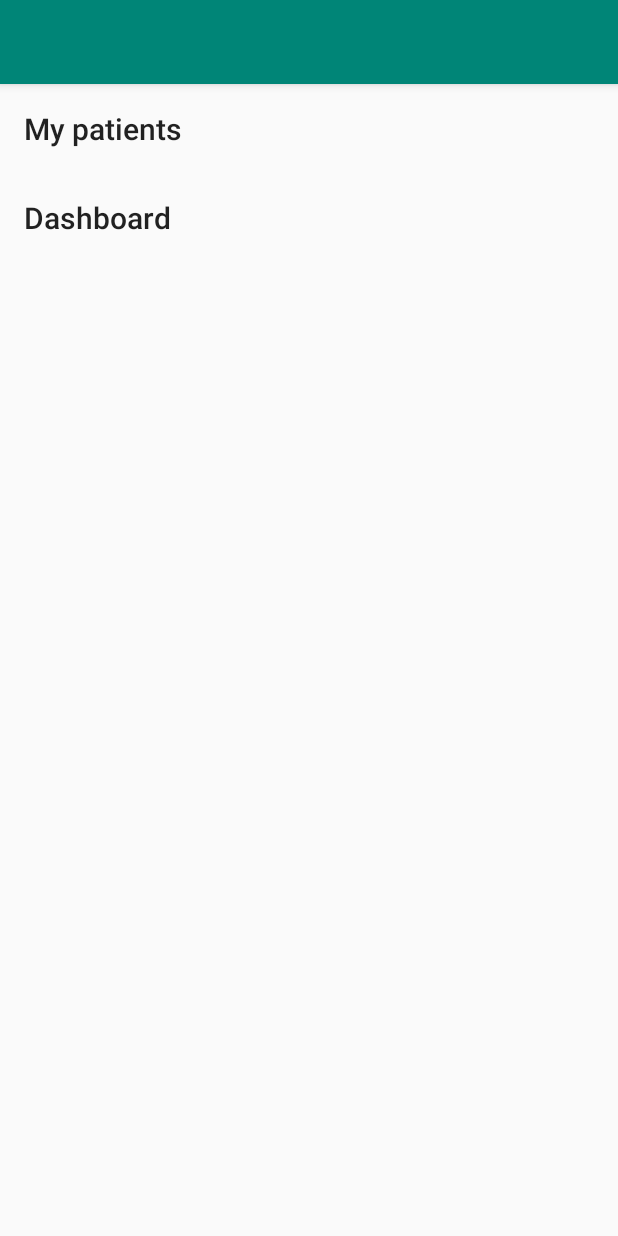
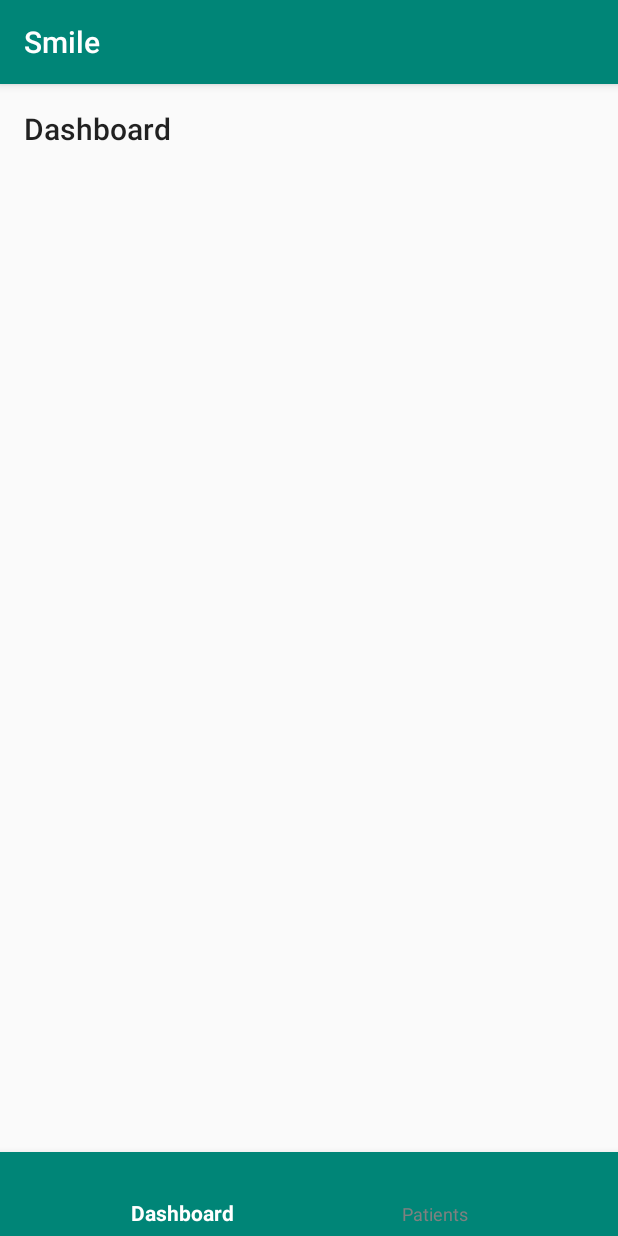
Before and after one commit to asherLZR/safehearts, an Android app: the screen it shows after launch (DashboardActivity), after a tap on "SET PRACTIONER", on a phone screen of 412 x 824 dp. Run offline under Robolectric (Android 15) with nearby library versions, the light colour scheme and no system bars; libraries missing offline, so code that uses them is left out: ca.uhn.fhir, org.hl7.fhir; 3 statements that could not run were skipped.

Commit message:
Refactor and sectioning

```diff
--- a/app/app/build.gradle
+++ b/app/app/build.gradle
@@ -43,4 +43,5 @@ dependencies {
     implementation 'ca.uhn.hapi.fhir:hapi-fhir-android:3.7.0'
     implementation 'ca.uhn.hapi.fhir:hapi-fhir-structures-dstu3:3.7.0'
     implementation 'com.squareup.okhttp:okhttp:2.7.3'
+    implementation 'com.google.android.material:material:1.0.0'
 }
--- a/app/app/src/main/AndroidManifest.xml
+++ b/app/app/src/main/AndroidManifest.xml
@@ -14,6 +14,8 @@
         android:theme="@style/AppTheme"
         android:usesCleartextTraffic="true"
         tools:ignore="GoogleAppIndexingWarning">
+        <activity android:name=".PatientActivity"
+            android:launchMode="singleTop"></activity>
         <activity
             android:name=".MainActivity"
             android:label="@string/app_name"
@@ -24,9 +26,7 @@
                 <category android:name="android.intent.category.LAUNCHER" />
             </intent-filter>
         </activity>
-        <activity android:name=".DashboardActivity"
-            android:theme="@style/AppTheme.NoActionBar">
-        </activity>
+        <activity android:name=".DashboardActivity" android:launchMode="singleTop"></activity>
     </application>
 
 </manifest>
--- a/app/app/src/main/java/edu/monash/smile/DashboardActivity.java
+++ b/app/app/src/main/java/edu/monash/smile/DashboardActivity.java
@@ -2,35 +2,45 @@ package edu.monash.smile;
 
 import android.content.Intent;
 import android.os.Bundle;
-import android.view.View;
 import android.widget.ListView;
 
-import androidx.annotation.Nullable;
 import androidx.appcompat.app.AppCompatActivity;
 
+import com.google.android.material.bottomnavigation.BottomNavigationView;
+
 import java.util.ArrayList;
+
 import edu.monash.smile.observerPattern.Observer;
 
 public class DashboardActivity extends AppCompatActivity implements Observer {
     private static final String TAG = "MainActivity";
-    private final PatientController controller = new PatientController();
-    private PatientArrayAdapter patientAdapter;
+    public static final PatientController controller = new PatientController();
     private StatusCardAdapter statusCardAdapter;
 
+    int practitionerId;
+
     @Override
-    protected void onCreate(@Nullable Bundle savedInstanceState) {
+    protected void onCreate(Bundle savedInstanceState) {
         super.onCreate(savedInstanceState);
 
         setContentView(R.layout.activity_main);
 
         Bundle b = getIntent().getExtras();
         assert b != null;
-        int practitionerId = b.getInt("practitionerId");
+        practitionerId = b.getInt("practitionerId");
 
-        // Set up patient list view
-        patientAdapter = new PatientArrayAdapter(this, new ArrayList<>());
-        ListView patientListView = findViewById(R.id.patientListView);
-        patientListView.setAdapter(patientAdapter);
+        BottomNavigationView nv = findViewById(R.id.bottom_navigation);
+        nv.setOnNavigationItemSelectedListener(item -> {
+            int id = item.getItemId();
+
+            if(id == R.id.my_patients){
+                Intent i = new Intent(DashboardActivity.this, PatientActivity.class);
+                i.putExtra("practitionerId", practitionerId);
+                startActivity(i);
+                return true;
+            }
+            return false;
+        });
 
         // Set up status card list view
         statusCardAdapter = new StatusCardAdapter(this, new ArrayList<>());
@@ -39,15 +49,12 @@ public class DashboardActivity extends AppCompatActivity implements Observer {
 
         // Listen to data events
         controller.attach(this);
-        controller.setUp(practitionerId); // TODO: Pass in practitionerId from the home screen activity
+        controller.setUp(practitionerId);
     }
 
     @Override
     public void update() {
         runOnUiThread(() -> {
-            patientAdapter.updatePatients(controller.getPatientReferences());
-            patientAdapter.notifyDataSetInvalidated();
-
             statusCardAdapter.updateObservedPatients(
                     controller.getObservedPatients()
             );
--- a/app/app/src/main/java/edu/monash/smile/MainActivity.java
+++ b/app/app/src/main/java/edu/monash/smile/MainActivity.java
@@ -7,7 +7,6 @@ import android.widget.Button;
 import android.widget.EditText;
 
 import androidx.appcompat.app.AppCompatActivity;
-import androidx.appcompat.widget.Toolbar;
 
 
 public class MainActivity extends AppCompatActivity{
@@ -16,10 +15,6 @@ public class MainActivity extends AppCompatActivity{
         super.onCreate(savedInstanceState);
 
         setContentView(R.layout.login_main);
-
-        // Set up toolbar view
-        Toolbar toolbar = findViewById(R.id.toolbar);
-        setSupportActionBar(toolbar);
 
         Button btn = findViewById(R.id.changePracBtn);
         btn.setOnClickListener(new View.OnClickListener() {
--- /dev/null
+++ b/app/app/src/main/res/color/white.xml
@@ -0,0 +1,9 @@
+<?xml version="1.0" encoding="utf-8"?>
+<selector xmlns:android="http://schemas.android.com/apk/res/android">
+    <item
+        android:state_checked="true"
+        android:color="#ffffff"/>
+    <item
+        android:state_checked="false"
+        android:color="#808080" />
+</selector>
--- a/app/app/src/main/res/layout/activity_main.xml
+++ b/app/app/src/main/res/layout/activity_main.xml
@@ -1,22 +1,11 @@
 <?xml version="1.0" encoding="utf-8"?>
 <androidx.coordinatorlayout.widget.CoordinatorLayout xmlns:android="http://schemas.android.com/apk/res/android"
-    xmlns:app="http://schemas.android.com/apk/res-auto"
     xmlns:tools="http://schemas.android.com/tools"
     android:layout_width="match_parent"
     android:layout_height="match_parent"
     tools:context=".DashboardActivity">
 
-    <com.google.android.material.appbar.AppBarLayout
-        android:layout_width="match_parent"
-        android:layout_height="wrap_content"
-        android:theme="@style/AppTheme.AppBarOverlay">
-        <androidx.appcompat.widget.Toolbar
-            android:id="@+id/toolbar"
-            android:layout_width="match_parent"
-            android:layout_height="?attr/actionBarSize"
-            android:background="?attr/colorPrimary"
-            app:popupTheme="@style/AppTheme.PopupOverlay" />
-    </com.google.android.material.appbar.AppBarLayout>
+    <include layout="@layout/content_main" />
 
-    <include layout="@layout/content_main" />
+    <include layout="@layout/bottom_nav"/>
 </androidx.coordinatorlayout.widget.CoordinatorLayout>
--- /dev/null
+++ b/app/app/src/main/res/layout/bottom_nav.xml
@@ -0,0 +1,19 @@
+<FrameLayout
+    xmlns:android="http://schemas.android.com/apk/res/android"
+    xmlns:app="http://schemas.android.com/apk/res-auto"
+    android:layout_width="match_parent"
+    android:layout_height="match_parent">
+
+    <!-- Main content -->
+
+    <com.google.android.material.bottomnavigation.BottomNavigationView
+        android:id="@+id/bottom_navigation"
+        android:layout_width="match_parent"
+        android:layout_height="wrap_content"
+        android:layout_gravity="bottom"
+        android:background="@color/colorPrimary"
+        app:itemIconTint="@color/white"
+        app:itemTextColor="@color/white"
+        app:menu="@menu/main_menu" />
+
+</FrameLayout>
--- a/app/app/src/main/res/layout/content_main.xml
+++ b/app/app/src/main/res/layout/content_main.xml
@@ -10,28 +10,10 @@
     tools:showIn="@layout/activity_main">
 
     <TextView
-        android:id="@+id/patientTitleView"
-        style="@style/TextAppearance.AppCompat.Title"
-        android:layout_width="match_parent"
-        android:layout_height="wrap_content"
-        android:layout_alignParentTop="true"
-        android:padding="@dimen/appMargin"
-        android:text="@string/patientsTitle" />
-
-    <ListView
-        android:layout_width="match_parent"
-        android:layout_height="wrap_content"
-        android:layout_below="@id/patientTitleView"
-        android:id="@+id/patientListView"
-        android:paddingStart="@dimen/appMargin"
-        android:paddingEnd="@dimen/appMargin" />
-
-    <TextView
         android:id="@+id/dashboardTitleView"
         style="@style/TextAppearance.AppCompat.Title"
         android:layout_width="match_parent"
         android:layout_height="wrap_content"
-        android:layout_below="@id/patientListView"
         android:padding="@dimen/appMargin"
         android:text="@string/dashboardTitle" />
 
--- /dev/null
+++ b/app/app/src/main/res/menu/main_menu.xml
@@ -0,0 +1,11 @@
+<?xml version="1.0" encoding="utf-8"?>
+<menu xmlns:android="http://schemas.android.com/apk/res/android">
+    <item
+        android:id = "@+id/dashboard"
+        android:title="Dashboard">
+    </item>
+    <item
+        android:id = "@+id/my_patients"
+        android:title="Patients">
+    </item>
+</menu>
```
Also changed, not shown: app/app/src/main/java/edu/monash/smile/PatientActivity.java (added, +59 -0 lines), app/app/src/main/res/layout/activity_patient.xml (added, +34 -0 lines), 2 other files.
